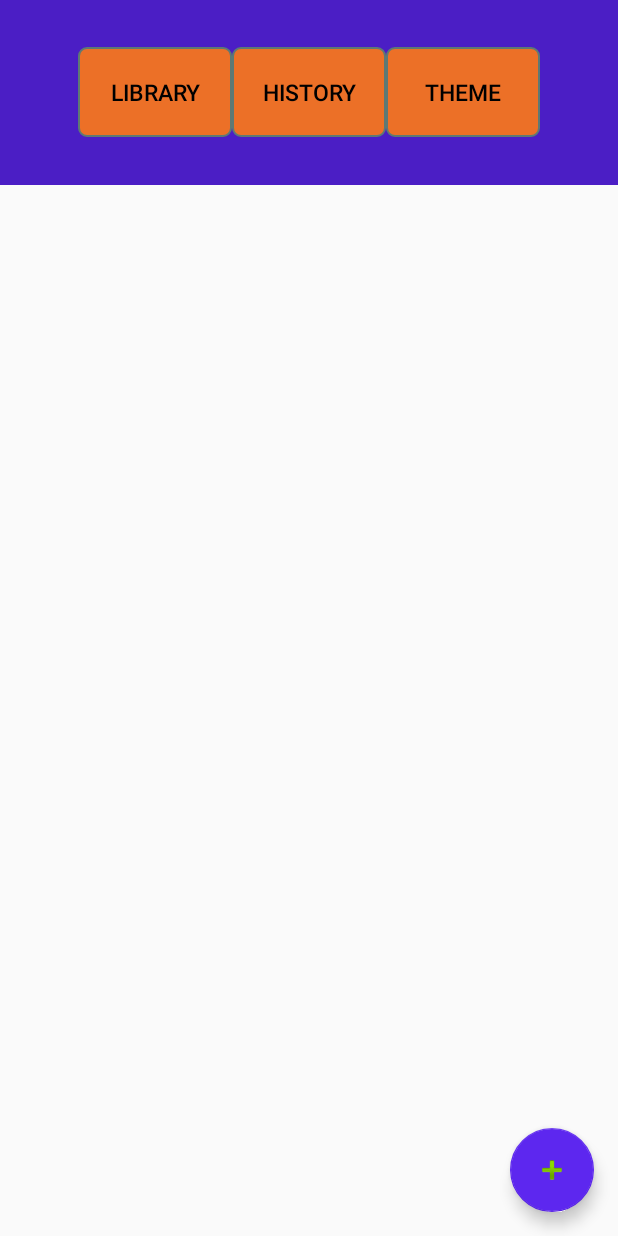
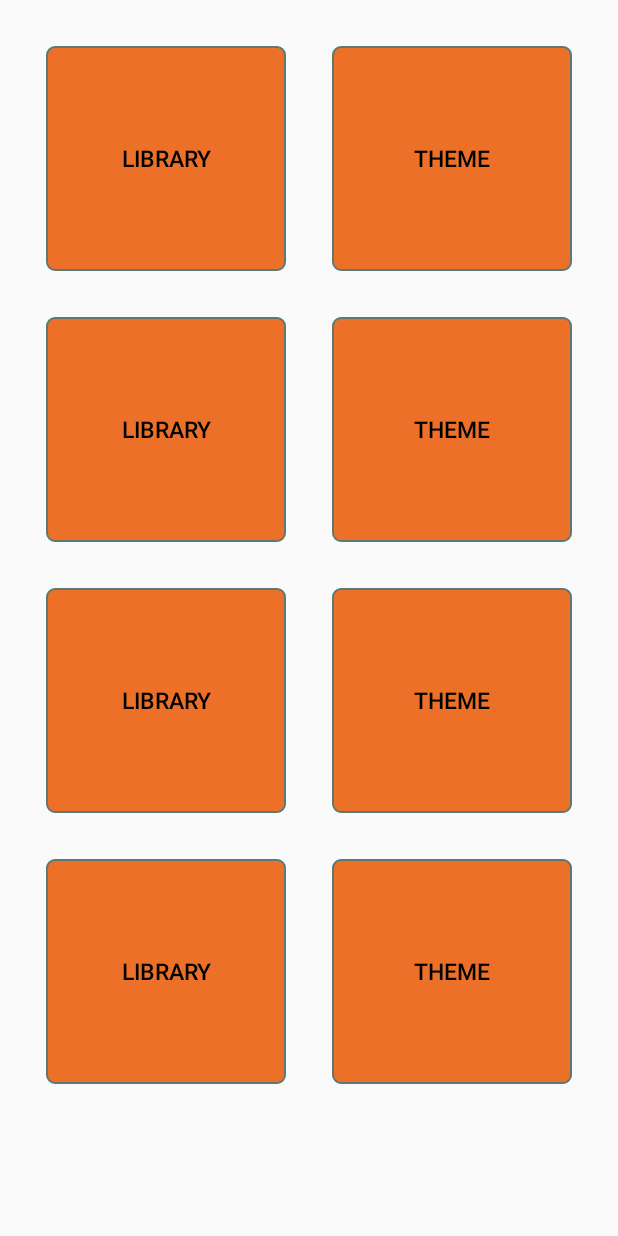
Before and after one commit to ryanratliffe/SummerProjectApp, an Android app: the screen it shows after launch (MainActivity), on a phone screen of 412 x 824 dp. Run offline under Robolectric (Android 15) with nearby library versions, the phone set to English and light mode, and no system bars; our stand-ins replace navigation-ui.

Commit message:
maybe fixed gradle bs v1.0

```diff
--- a/app/src/main/java/com/summerproject/test20app/MainActivity.java
+++ b/app/src/main/java/com/summerproject/test20app/MainActivity.java
@@ -12,6 +12,6 @@ public class MainActivity extends AppCompatActivity {
     @Override
     protected void onCreate(Bundle savedInstanceState) {
         super.onCreate(savedInstanceState);
-        setContentView(R.layout.activity_main);
+        setContentView(R.layout.library_menu);
     }
 }
```
Also changed, not shown: 1 other file.
